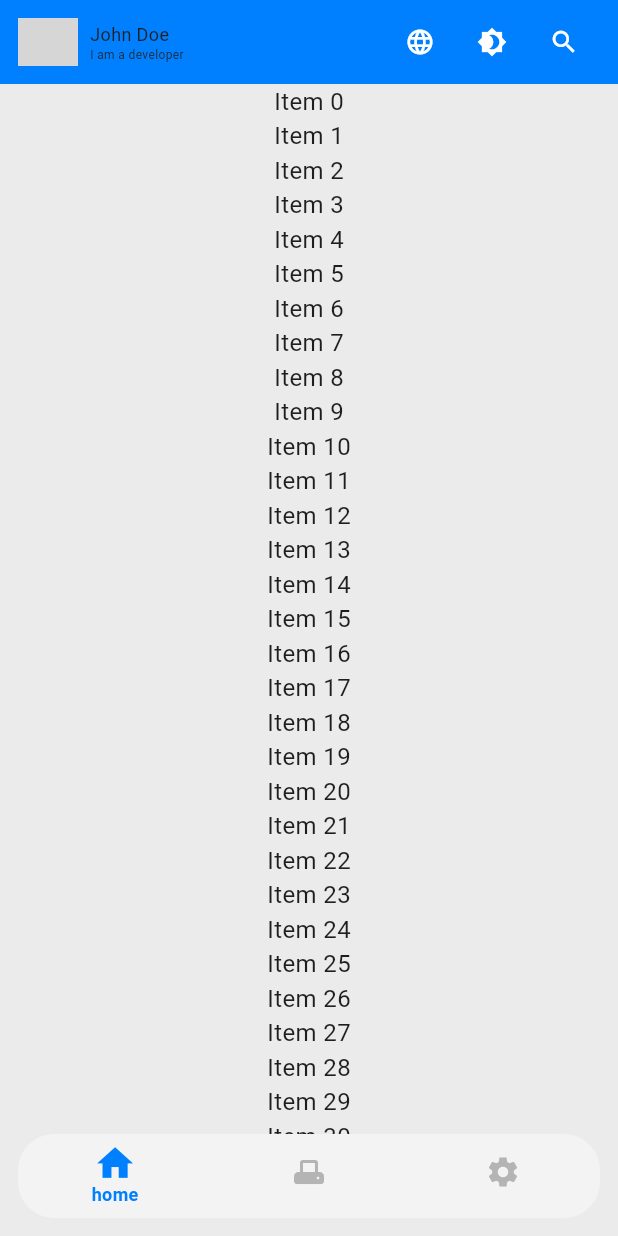
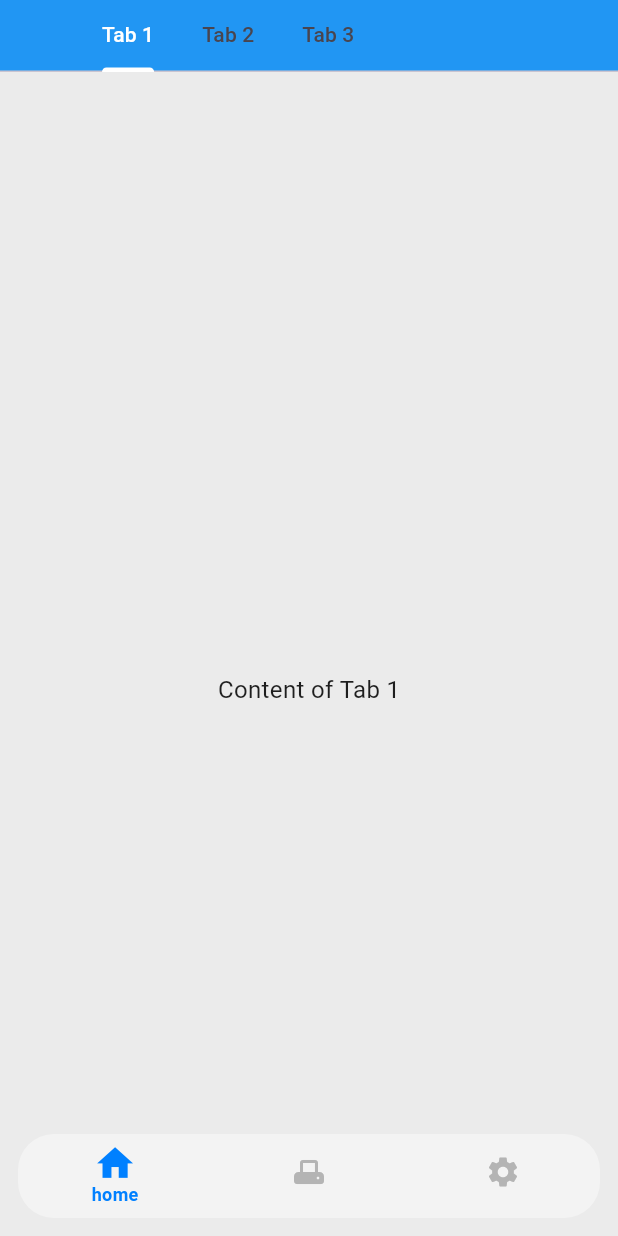
Before and after one commit to abinzhao/flutterAPP, a Flutter app: the screen it shows after launch, on a phone screen of 412 x 824 dp. Run offline on Flutter 3.47's test engine with Material 3 defaults, Android fonts, the phone set to English and light mode, and no system bars; our stand-ins replace easy_localization, go_router, shared_preferences; grey boxes are pictures that could not be loaded.

```diff
--- a/lib/components/index.dart
+++ b/lib/components/index.dart
@@ -4,3 +4,4 @@ export 'LargeScreenFooter/index.dart';
 export 'Error/index.dart';
 export 'ImmersiveHeader/index.dart';
 export 'CustomButton/index.dart';
+export 'BackHeader/index.dart';
--- a/lib/themes/theme.dart
+++ b/lib/themes/theme.dart
@@ -46,7 +46,7 @@ class AppTheme {
           }
           return null;
         }),
-        iconColor: WidgetStateProperty.all(Colors.white),
+        iconColor: WidgetStateProperty.all(Colors.black54),
       ),
     ),
   );
--- a/lib/views/home/index.dart
+++ b/lib/views/home/index.dart
@@ -1,4 +1,7 @@
+import 'package:code_app/utils/device.dart';
 import 'package:flutter/material.dart';
+
+import '../../components/index.dart';
 
 class HomeScreen extends StatefulWidget {
   const HomeScreen({super.key});
@@ -7,13 +10,53 @@ class HomeScreen extends StatefulWidget {
   State<HomeScreen> createState() => _HomeScreenState();
 }
 
-class _HomeScreenState extends State<HomeScreen> {
+class _HomeScreenState extends State<HomeScreen>
+    with SingleTickerProviderStateMixin {
+  late TabController _tabController;
+
+  @override
+  void initState() {
+    super.initState();
+    _tabController = TabController(length: 3, vsync: this);
+  }
+
+  @override
+  void dispose() {
+    _tabController.dispose();
+    super.dispose();
+  }
+
   @override
   Widget build(BuildContext context) {
     return Column(
       children: [
-        // 这里可以放置大量的内容组件，比如文本、图片等
-        for (int i = 0; i < 60; i++) Text('Item $i'),
+        Container(
+          color: Colors.blue,
+          child: TabBar(
+            controller: _tabController,
+            isScrollable: true,
+            indicatorColor: Colors.white,
+            labelColor: Colors.white,
+            // unlabeledTabIndicatorColor: Colors.transparent,
+            tabs: const [
+              Tab(text: 'Tab 1'),
+              Tab(text: 'Tab 2'),
+              Tab(text: 'Tab 3'),
+            ],
+          ),
+        ),
+        Container(
+          height: DeviceUtils.getScreenSize(context).height,
+          width: DeviceUtils.getScreenSize(context).width,
+          child: TabBarView(
+            controller: _tabController,
+            children: const [
+              Center(child: Text('Content of Tab 1')),
+              Center(child: Text('Content of Tab 2')),
+              Center(child: Text('Content of Tab 3')),
+            ],
+          ),
+        ),
       ],
     );
   }
--- a/lib/views/homeLayout/index.dart
+++ b/lib/views/homeLayout/index.dart
@@ -49,7 +49,6 @@ class MainLayout extends StatelessWidget {
             );
           },
         ),
-        appBar: const AdaptiveHeader(),
         bottomNavigationBar: isLargeScreen
             ? const LargeScreenFooter()
             : BottomNavBar(
--- a/pubspec.yaml
+++ b/pubspec.yaml
@@ -13,6 +13,8 @@ dependencies:
   provider: ^6.1.2
   go_router: ^14.2.6
   easy_localization: ^3.0.7
+  dio: ^5.7.0
+  toastification: ^2.3.0
 
 dev_dependencies:
   flutter_test:
```
Also changed, not shown: lib/components/BackHeader/index.dart (added, +64 -0 lines), lib/views/login/index.dart (+8 -22 lines), lib/service/index.dart (added), pubspec.lock.
